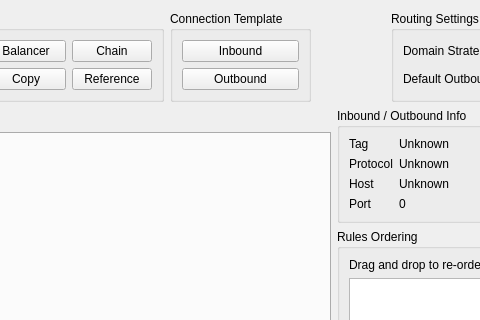
Before: the Qt Designer form src/ui/widgets/editors/w_RoutesEditor.ui in Qv2ray/Qv2ray, drawn with Qt 5; both pictures show x 587 to 1067 and y 0 to 320 of the 1215 by 740 pixel window.
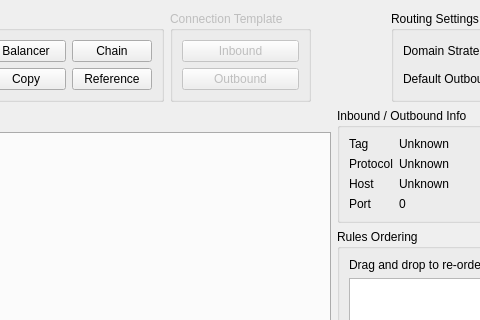
After: the same form once the commit is applied.

Commit message: disable unused button

Diff of the .ui file:
```diff
--- a/src/ui/widgets/editors/w_RoutesEditor.ui
+++ b/src/ui/widgets/editors/w_RoutesEditor.ui
@@ -158,6 +158,9 @@
      </item>
      <item>
       <widget class="QGroupBox" name="groupBox_4">
+       <property name="enabled">
+        <bool>false</bool>
+       </property>
        <property name="title">
         <string>Connection Template</string>
        </property>
```
The commit also changes 1 other file.
